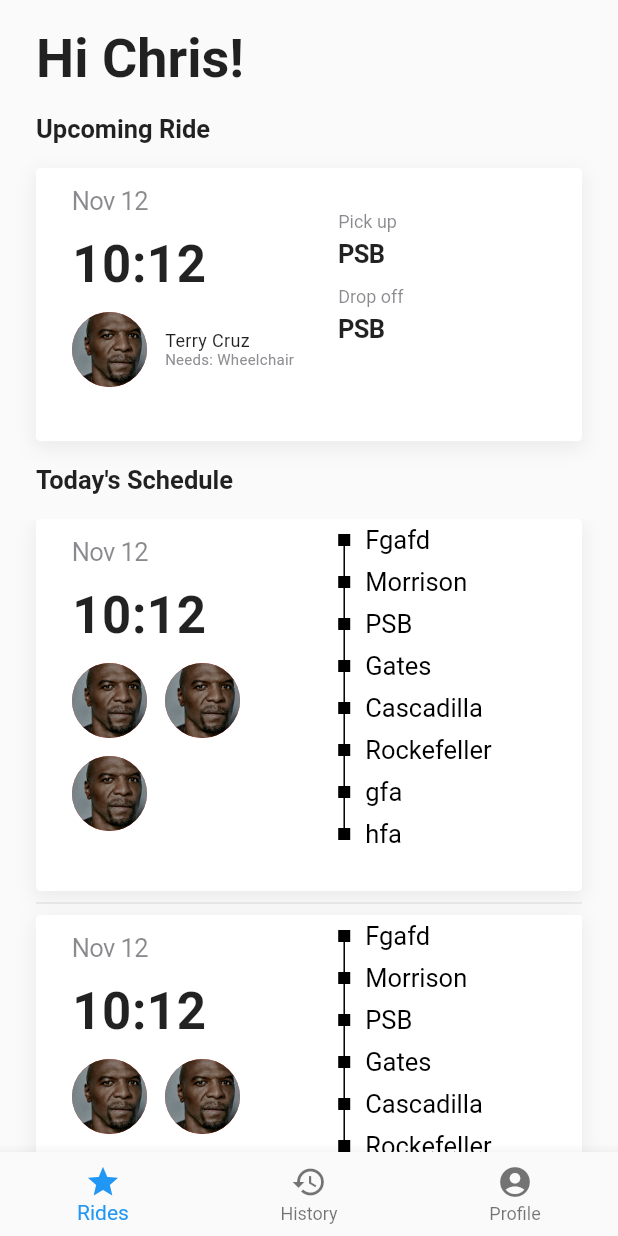
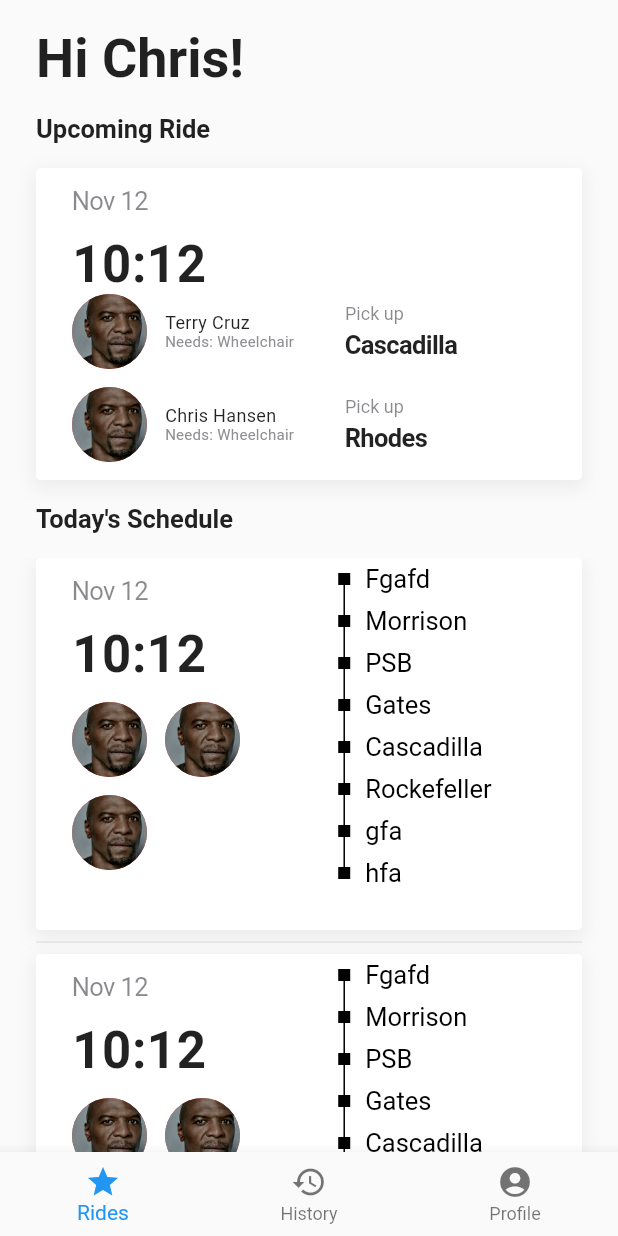
Before and after one commit to cornell-dti/carriage-driver, a Flutter app: the Home screen opened directly, on a phone screen of 412 x 824 dp. Run offline on Flutter 3.47's test engine with Material 2 defaults, Android fonts, the phone set to English and light mode, and no system bars; our stand-ins replace google_sign_in; Roboto replaces fonts that are missing (SFPro).

Commit message:
Rider Information from List
Need to make this happen in initState instead

```diff
--- a/lib/Upcoming.dart
+++ b/lib/Upcoming.dart
@@ -3,7 +3,9 @@ import 'package:flutter/material.dart';
 import 'Map.dart';
 
 class Rider extends StatefulWidget {
-  Rider({Key key}) : super(key: key);
+  Rider({Key key, @required this.name}) : super(key: key);
+
+  String name;
 
   @override
   _RiderState createState() => _RiderState();
@@ -17,7 +19,7 @@ class _RiderState extends State<Rider> {
   void initState() {
     super.initState();
     // Fetch the Rider and their Injury from API
-    _riderName = "Terry Cruz";
+    _riderName = widget.name;
     _injury = "Wheelchair";
   }
 
@@ -50,9 +52,10 @@ class _RiderState extends State<Rider> {
 }
 
 class Location extends StatefulWidget {
-  Location({Key key, @required this.heading}) : super(key: key);
+  Location({Key key, @required this.heading, @required this.location}) : super(key: key);
 
   String heading;
+  String location;
 
   @override
   _LocationState createState() => _LocationState();
@@ -65,7 +68,7 @@ class _LocationState extends State<Location> {
   void initState() {
     super.initState();
     // Fetch Pickup or Drop off Location
-    _location = "PSB";
+    _location = widget.location;
   }
 
   @override
@@ -183,35 +186,27 @@ class CurrentRide extends StatefulWidget {
 }
 
 class _CurrentRideState extends State<CurrentRide> {
-  double _containerHeight;
-  double _containerWidth;
   bool _starting = false;
+  List<List<String>> _riders = [
+    ['Terry Cruz', 'Cascadilla'],
+    ['Chris Hansen', 'Rhodes']
+  ];
+
+  @override
+  void initState() {
+    super.initState();
+  }
 
   @override
   Widget build(BuildContext context) {
-    double width = MediaQuery.of(context).size.width - 48;
+    double _width = MediaQuery.of(context).size.width - 48;
 
     double btnWidth = 0.48 * MediaQuery.of(context).size.width;
     double btnHeight = 0.059 * MediaQuery.of(context).size.height;
     double btnPadding = 24;
 
-    if (_starting) {
-      setState(() {
-        _containerWidth = width;
-        _containerHeight = width / 2 + btnHeight + btnPadding;
-      });
-    } else {
-      setState(() {
-        _containerWidth = width;
-        _containerHeight = width / 2;
-      });
-    }
-
-    return AnimatedContainer(
-      duration: Duration(seconds: 1),
-      curve: Curves.fastOutSlowIn,
-      width: _containerWidth,
-      height: _containerHeight,
+    return Container(
+      constraints: BoxConstraints(maxWidth: _width, minHeight: _width / 2),
       child: GestureDetector(
         onTap: () {
           Navigator.of(context).push(MaterialPageRoute(builder: (context) {
@@ -230,40 +225,42 @@ class _CurrentRideState extends State<CurrentRide> {
                   spreadRadius: 1.0)
             ],
           ),
-          child: Column(children: <Widget>[
-            Row(
-              children: <Widget>[
-                Expanded(
-                  flex: 181,
           child: Column(
               crossAxisAlignment: CrossAxisAlignment.start,
               children: <Widget>[
                 Date(),
                 Time(),
                 Padding(
-                          padding: EdgeInsets.only(left: 24.0, top: 12.0),
-                          child: Rider())
-                    ],
-                  ),
+                  padding: EdgeInsets.only(left: 24),
+                  child: ListView.builder(
+                      physics: NeverScrollableScrollPhysics(),
+                      shrinkWrap: true,
+                      itemCount: _riders.length,
+                      itemBuilder: (BuildContext context, int index) {
+                        return Padding(
+                          padding: EdgeInsets.only(top: 0, bottom: 12),
+                          child: Row(
+                            children: <Widget>[
+                              Expanded(
+                                child: Rider(name: _riders[index][0]),
                               ),
                               Expanded(
-                  flex: 146,
-                  child: Column(
-                    mainAxisAlignment: MainAxisAlignment.center,
-                    children: <Widget>[
-                      Location(heading: 'Pick up'),
-                      SizedBox(height: 12.0),
-                      Location(heading: 'Drop off')
-                    ],
+                                child: Padding(
+                                  padding: EdgeInsets.only(left: 12),
+                                  child: Location(heading: 'Pick up', location: _riders[index][1]),
                                 ),
                               )
                             ],
+                          ),
+                        );
+                      }),
                 ),
                 Visibility(
                   visible: _starting,
                   child: Center(
                     child: Padding(
-                  padding: EdgeInsets.only(top: btnPadding, bottom: btnPadding),
+                      padding:
+                          EdgeInsets.only(top: btnPadding, bottom: btnPadding),
                       child: ButtonTheme(
                         minWidth: btnWidth,
                         height: btnHeight,
@@ -277,8 +274,8 @@ class _CurrentRideState extends State<CurrentRide> {
                           shape: RoundedRectangleBorder(
                               borderRadius: BorderRadius.circular(3)),
                           color: Theme.of(context).accentColor,
-                      child:
-                          Text('START', style: TextStyle(color: Colors.white)),
+                          child: Text('START',
+                              style: TextStyle(color: Colors.white)),
                         ),
                       ),
                     ),
@@ -306,7 +303,11 @@ class _UpcomingRideState extends State<UpcomingRide> {
   void initState() {
     super.initState();
     // Fetch Upcoming Information
-    _riders = ['assets/images/terry.jpg', 'assets/images/terry.jpg', 'assets/images/terry.jpg'];
+    _riders = [
+      'assets/images/terry.jpg',
+      'assets/images/terry.jpg',
+      'assets/images/terry.jpg'
+    ];
     _destinations = [
       "Fgafd",
       "Morrison",
@@ -321,11 +322,11 @@ class _UpcomingRideState extends State<UpcomingRide> {
 
   @override
   Widget build(BuildContext context) {
-    double width = MediaQuery.of(context).size.width - 48;
+    double _width = MediaQuery.of(context).size.width - 48;
 
     return Container(
       constraints: BoxConstraints(
-          minWidth: width, maxWidth: width, minHeight: width / 2),
+          minWidth: _width, maxWidth: _width, minHeight: _width / 2),
       child: GestureDetector(
         onTap: () {
           Navigator.of(context).push(MaterialPageRoute(builder: (context) {
@@ -356,15 +357,16 @@ class _UpcomingRideState extends State<UpcomingRide> {
                       Date(),
                       Time(),
                       Padding(
-                          padding: EdgeInsets.only(left: 24.0, top: 12.0, right: 24.0, bottom: 12.0),
+                          padding: EdgeInsets.only(
+                              left: 24.0, top: 12.0, right: 24.0, bottom: 12.0),
                           child: Wrap(
                             spacing: 12,
                             runSpacing: 12,
-                            children: List.generate(_riders.length, (int index) {
+                            children:
+                                List.generate(_riders.length, (int index) {
                               return CircleAvatar(
                                 radius: 25,
-                                backgroundImage:
-                                    AssetImage(_riders[index]),
+                                backgroundImage: AssetImage(_riders[index]),
                               );
                             }),
                           ))
```
Lines whose indentation alone changed are shown as unchanged.
